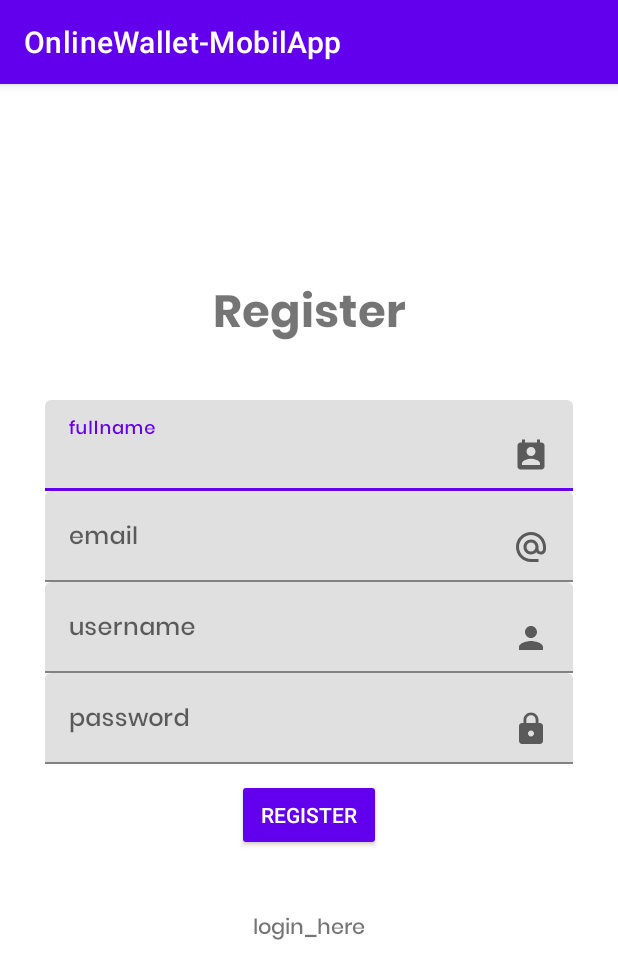
After one commit to totmat/OnlineWallet-Mobil, an Android app: the Register screen opened directly, with no data from a screen before it, on a phone screen of 412 x 824 dp. The commit adds this screen. Shown: the top 979 px of the screen. Run offline under Robolectric (Android 15) with nearby library versions, the phone set to English and light mode, and no system bars.

Commit message:
Register oldal kezdetleges, de hiba nélküli. araditamas

```diff
--- a/app/src/main/AndroidManifest.xml
+++ b/app/src/main/AndroidManifest.xml
@@ -10,6 +10,9 @@
         android:supportsRtl="true"
         android:theme="@style/Theme.OnlineWalletMobilApp">
         <activity
+            android:name=".Register"
+            android:exported="true" />
+        <activity
             android:name=".MainActivity"
             android:exported="true">
             <intent-filter>
--- /dev/null
+++ b/app/src/main/java/com/example/onlinewallet_mobilapp/Register.java
@@ -0,0 +1,14 @@
+package com.example.onlinewallet_mobilapp;
+
+import androidx.appcompat.app.AppCompatActivity;
+
+import android.os.Bundle;
+
+public class Register extends AppCompatActivity {
+
+    @Override
+    protected void onCreate(Bundle savedInstanceState) {
+        super.onCreate(savedInstanceState);
+        setContentView(R.layout.activity_register);
+    }
+}
--- /dev/null
+++ b/app/src/main/res/drawable/ic_baseline_lock_24.xml
@@ -0,0 +1,10 @@
+<vector xmlns:android="http://schemas.android.com/apk/res/android"
+    android:width="24dp"
+    android:height="24dp"
+    android:viewportWidth="24"
+    android:viewportHeight="24"
+    android:tint="?attr/colorControlNormal">
+  <path
+      android:fillColor="@android:color/white"
+      android:pathData="M18,8h-1L17,6c0,-2.76 -2.24,-5 -5,-5S7,3.24 7,6v2L6,8c-1.1,0 -2,0.9 -2,2v10c0,1.1 0.9,2 2,2h12c1.1,0 2,-0.9 2,-2L20,10c0,-1.1 -0.9,-2 -2,-2zM12,17c-1.1,0 -2,-0.9 -2,-2s0.9,-2 2,-2 2,0.9 2,2 -0.9,2 -2,2zM15.1,8L8.9,8L8.9,6c0,-1.71 1.39,-3.1 3.1,-3.1 1.71,0 3.1,1.39 3.1,3.1v2z"/>
+</vector>
--- /dev/null
+++ b/app/src/main/res/drawable/ic_email.xml
@@ -0,0 +1,10 @@
+<vector xmlns:android="http://schemas.android.com/apk/res/android"
+    android:width="24dp"
+    android:height="24dp"
+    android:viewportWidth="24"
+    android:viewportHeight="24"
+    android:tint="?attr/colorControlNormal">
+  <path
+      android:fillColor="@android:color/white"
+      android:pathData="M12,2C6.48,2 2,6.48 2,12s4.48,10 10,10h5v-2h-5c-4.34,0 -8,-3.66 -8,-8s3.66,-8 8,-8 8,3.66 8,8v1.43c0,0.79 -0.71,1.57 -1.5,1.57s-1.5,-0.78 -1.5,-1.57L17,12c0,-2.76 -2.24,-5 -5,-5s-5,2.24 -5,5 2.24,5 5,5c1.38,0 2.64,-0.56 3.54,-1.47 0.65,0.89 1.77,1.47 2.96,1.47 1.97,0 3.5,-1.6 3.5,-3.57L22,12c0,-5.52 -4.48,-10 -10,-10zM12,15c-1.66,0 -3,-1.34 -3,-3s1.34,-3 3,-3 3,1.34 3,3 -1.34,3 -3,3z"/>
+</vector>
--- /dev/null
+++ b/app/src/main/res/drawable/ic_fullname.xml
@@ -0,0 +1,10 @@
+<vector xmlns:android="http://schemas.android.com/apk/res/android"
+    android:width="24dp"
+    android:height="24dp"
+    android:viewportWidth="24"
+    android:viewportHeight="24"
+    android:tint="?attr/colorControlNormal">
+  <path
+      android:fillColor="@android:color/white"
+      android:pathData="M19,3h-1L18,1h-2v2L8,3L8,1L6,1v2L5,3c-1.11,0 -2,0.9 -2,2v14c0,1.1 0.89,2 2,2h14c1.1,0 2,-0.9 2,-2L21,5c0,-1.1 -0.9,-2 -2,-2zM12,6c1.66,0 3,1.34 3,3s-1.34,3 -3,3 -3,-1.34 -3,-3 1.34,-3 3,-3zM18,18L6,18v-1c0,-2 4,-3.1 6,-3.1s6,1.1 6,3.1v1z"/>
+</vector>
--- /dev/null
+++ b/app/src/main/res/drawable/ic_username.xml
@@ -0,0 +1,10 @@
+<vector xmlns:android="http://schemas.android.com/apk/res/android"
+    android:width="24dp"
+    android:height="24dp"
+    android:viewportWidth="24"
+    android:viewportHeight="24"
+    android:tint="?attr/colorControlNormal">
+  <path
+      android:fillColor="@android:color/white"
+      android:pathData="M12,12c2.21,0 4,-1.79 4,-4s-1.79,-4 -4,-4 -4,1.79 -4,4 1.79,4 4,4zM12,14c-2.67,0 -8,1.34 -8,4v2h16v-2c0,-2.66 -5.33,-4 -8,-4z"/>
+</vector>
--- /dev/null
+++ b/app/src/main/res/layout/activity_register.xml
@@ -0,0 +1,152 @@
+<?xml version="1.0" encoding="utf-8"?>
+<androidx.constraintlayout.widget.ConstraintLayout xmlns:android="http://schemas.android.com/apk/res/android"
+    xmlns:app="http://schemas.android.com/apk/res-auto"
+    xmlns:tools="http://schemas.android.com/tools"
+    android:layout_width="match_parent"
+    android:layout_height="match_parent"
+    tools:context=".Register">
+
+    <androidx.constraintlayout.widget.ConstraintLayout
+        android:layout_width="match_parent"
+        android:layout_height="wrap_content"
+        app:layout_constraintBottom_toBottomOf="parent"
+        app:layout_constraintTop_toTopOf="parent"
+        app:layout_constraintVertical_bias="0.4">
+
+        <TextView
+            android:id="@+id/textView"
+            android:layout_width="match_parent"
+            android:layout_height="wrap_content"
+            android:fontFamily="@font/poppinsbold"
+            android:gravity="center"
+            android:text="@string/register"
+            android:textSize="30sp"
+            app:layout_constraintEnd_toEndOf="parent"
+            app:layout_constraintHorizontal_bias="0.0"
+            app:layout_constraintStart_toStartOf="parent"
+            app:layout_constraintTop_toTopOf="parent"
+            tools:targetApi="jelly_bean" />
+
+        <com.google.android.material.textfield.TextInputLayout
+            android:id="@+id/textInputLayoutFullname"
+            android:layout_width="match_parent"
+            android:layout_height="wrap_content"
+            android:layout_marginLeft="30dp"
+            android:layout_marginTop="30dp"
+            android:layout_marginRight="30dp"
+            android:hint="@string/fullname"
+            app:layout_constraintEnd_toEndOf="parent"
+            app:layout_constraintHorizontal_bias="0.0"
+            app:layout_constraintStart_toStartOf="parent"
+            app:layout_constraintTop_toBottomOf="@+id/textView">
+
+            <com.google.android.material.textfield.TextInputEditText
+                android:id="@+id/fullname"
+                android:layout_width="match_parent"
+                android:layout_height="wrap_content"
+                android:drawableEnd="@drawable/ic_fullname"
+                android:fontFamily="@font/poppinsmedium"
+                tools:ignore="TextContrastCheck"
+                tools:targetApi="jelly_bean" />
+        </com.google.android.material.textfield.TextInputLayout>
+
+        <com.google.android.material.textfield.TextInputLayout
+            android:id="@+id/textInputLayoutEmail"
+            android:layout_width="match_parent"
+            android:layout_height="wrap_content"
+            android:layout_marginLeft="30dp"
+            android:layout_marginRight="30dp"
+            android:hint="@string/email"
+            app:layout_constraintEnd_toEndOf="parent"
+            app:layout_constraintHorizontal_bias="0.0"
+            app:layout_constraintStart_toStartOf="parent"
+            app:layout_constraintTop_toBottomOf="@+id/textInputLayoutFullname">
+
+            <com.google.android.material.textfield.TextInputEditText
+                android:id="@+id/email"
+                android:layout_width="match_parent"
+                android:layout_height="wrap_content"
+                android:drawableEnd="@drawable/ic_email"
+                android:fontFamily="@font/poppinsmedium"
+                tools:ignore="TextContrastCheck"
+                tools:targetApi="jelly_bean" />
+        </com.google.android.material.textfield.TextInputLayout>
+
+        <com.google.android.material.textfield.TextInputLayout
+            android:id="@+id/textInputLayoutUsername"
+            android:layout_width="match_parent"
+            android:layout_height="wrap_content"
+            android:layout_marginLeft="30dp"
+            android:layout_marginRight="30dp"
+            android:hint="@string/username"
+            app:layout_constraintEnd_toEndOf="parent"
+            app:layout_constraintHorizontal_bias="0.0"
+            app:layout_constraintStart_toStartOf="parent"
+            app:layout_constraintTop_toBottomOf="@+id/textInputLayoutEmail">
+
+            <com.google.android.material.textfield.TextInputEditText
+                android:id="@+id/username"
+                android:layout_width="match_parent"
+                android:layout_height="wrap_content"
+                android:drawableEnd="@drawable/ic_username"
+                android:fontFamily="@font/poppinsmedium"
+                tools:ignore="TextContrastCheck"
+                tools:targetApi="jelly_bean" />
+        </com.google.android.material.textfield.TextInputLayout>
+
+        <com.google.android.material.textfield.TextInputLayout
+            android:id="@+id/textInputLayoutPassword"
+            android:layout_width="match_parent"
+            android:layout_height="wrap_content"
+            android:layout_marginLeft="30dp"
+            android:layout_marginRight="30dp"
+            android:hint="@string/password"
+            app:layout_constraintTop_toBottomOf="@+id/textInputLayoutUsername"
+            tools:layout_editor_absoluteX="0dp">
+
+            <com.google.android.material.textfield.TextInputEditText
+                android:id="@+id/password"
+                android:layout_width="match_parent"
+                android:layout_height="wrap_content"
+                android:drawableEnd="@drawable/ic_baseline_lock_24"
+                android:fontFamily="@font/poppinsmedium"
+                tools:ignore="TextContrastCheck"
+                tools:targetApi="jelly_bean" />
+        </com.google.android.material.textfield.TextInputLayout>
+
+        <ProgressBar
+            android:id="@+id/progress"
+            android:layout_width="wrap_content"
+            android:layout_height="wrap_content"
+            android:visibility="gone"
+            app:layout_constraintEnd_toEndOf="parent"
+            app:layout_constraintStart_toStartOf="parent"
+            app:layout_constraintTop_toBottomOf="@+id/textInputLayoutPassword" />
+
+        <Button
+            android:id="@+id/registerButton"
+            style="@style/Widget.AppCompat.Button.Colored"
+            android:layout_width="wrap_content"
+            android:layout_height="wrap_content"
+            android:layout_marginTop="10dp"
+            android:text="@string/register"
+            android:textColor="#FFFFFF"
+            app:layout_constraintEnd_toEndOf="parent"
+            app:layout_constraintStart_toStartOf="parent"
+            app:layout_constraintTop_toBottomOf="@+id/progress"
+            tools:ignore="DuplicateSpeakableTextCheck,TextContrastCheck" />
+
+        <TextView
+            android:id="@+id/loginText"
+            android:layout_width="wrap_content"
+            android:layout_height="wrap_content"
+            android:layout_marginTop="40dp"
+            android:fontFamily="@font/poppinsmedium"
+            android:text="@string/login_here"
+            app:layout_constraintEnd_toEndOf="parent"
+            app:layout_constraintStart_toStartOf="parent"
+            app:layout_constraintTop_toBottomOf="@+id/registerButton"
+            tools:targetApi="jelly_bean" />
+    </androidx.constraintlayout.widget.ConstraintLayout>
+
+</androidx.constraintlayout.widget.ConstraintLayout>
--- a/app/src/main/res/values/strings.xml
+++ b/app/src/main/res/values/strings.xml
@@ -1,3 +1,10 @@
 <resources>
     <string name="app_name">OnlineWallet-MobilApp</string>
+    <string name="password">password</string>
+    <string name="register">Register</string>
+    <string name="login_here">login_here</string>
+    <string name="username">username</string>
+    <string name="fullname">fullname</string>
+    <string name="email">email</string>
+
 </resources>
```
Also changed, not shown: app/src/main/res/font/poppinsbold.ttf (added), app/src/main/res/font/poppinsmedium.ttf (added).
